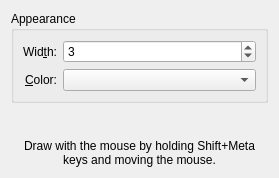
This is src/plugins/mousemark/mousemark_config.ui in KDE/kwin as Qt 5 draws it before an edit. The edited form follows.
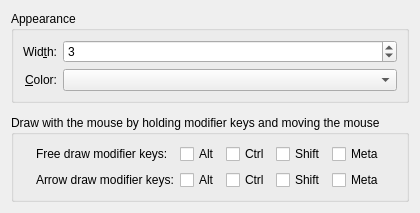
This is the edited form. Custom widgets are drawn as their Qt base class.

Commit message:
effects/mousemark: Add ability to configure modifiers buttons for drawing
Hard-coded modifiers Shift+Meta may interfere with some other actions.

FEATURE: 337043

What changed in the file:
```diff
--- a/src/plugins/mousemark/mousemark_config.ui
+++ b/src/plugins/mousemark/mousemark_config.ui
@@ -77,16 +77,149 @@
     </widget>
    </item>
    <item>
-    <widget class="QLabel" name="label_3">
-     <property name="text">
-      <string>Draw with the mouse by holding Shift+Meta keys and moving the mouse.</string>
+    <widget class="QGroupBox" name="groupBox2">
+     <property name="title">
+      <string>Draw with the mouse by holding modifier keys and moving the mouse</string>
      </property>
-     <property name="alignment">
-      <set>Qt::AlignCenter</set>
-     </property>
-     <property name="wordWrap">
-      <bool>true</bool>
-     </property>
+     <layout class="QHBoxLayout" name="hlayout">
+      <item>
+       <spacer name="horizontalSpacer">
+        <property name="orientation">
+         <enum>Qt::Horizontal</enum>
+        </property>
+        <property name="sizeHint" stdset="0">
+         <size>
+          <width>40</width>
+          <height>20</height>
+         </size>
+        </property>
+       </spacer>
+      </item>
+      <item>
+       <layout class="QFormLayout" name="formLayout">
+        <item row="0" column="0">
+         <widget class="QLabel" name="label_FreedrawModifierKeys">
+          <property name="text">
+           <string>Free draw modifier keys:</string>
+          </property>
+         </widget>
+        </item>
+        <item row="0" column="1">
+         <widget class="QWidget" name="widgetf" native="true">
+          <layout class="QHBoxLayout" name="horizontalLayoutf">
+           <property name="leftMargin">
+            <number>0</number>
+           </property>
+           <property name="topMargin">
+            <number>0</number>
+           </property>
+           <property name="rightMargin">
+            <number>0</number>
+           </property>
+           <property name="bottomMargin">
+            <number>0</number>
+           </property>
+           <item>
+            <widget class="QCheckBox" name="kcfg_Freedrawalt">
+             <property name="text">
+              <string>Alt</string>
+             </property>
+            </widget>
+           </item>
+           <item>
+            <widget class="QCheckBox" name="kcfg_Freedrawcontrol">
+             <property name="text">
+              <string>Ctrl</string>
+             </property>
+            </widget>
+           </item>
+           <item>
+            <widget class="QCheckBox" name="kcfg_Freedrawshift">
+             <property name="text">
+              <string>Shift</string>
+             </property>
+            </widget>
+           </item>
+           <item>
+            <widget class="QCheckBox" name="kcfg_Freedrawmeta">
+             <property name="text">
+              <string>Meta</string>
+             </property>
+            </widget>
+           </item>
+          </layout>
+         </widget>
+        </item>
+
+        <item row="1" column="0">
+         <widget class="QLabel" name="label_ArrowdrawModifierKeys">
+          <property name="text">
+           <string>Arrow draw modifier keys:</string>
+          </property>
+         </widget>
+        </item>
+        <item row="1" column="1">
+         <widget class="QWidget" name="widgeta" native="true">
+          <layout class="QHBoxLayout" name="horizontalLayouta">
+           <property name="leftMargin">
+            <number>0</number>
+           </property>
+           <property name="topMargin">
+            <number>0</number>
+           </property>
+           <property name="rightMargin">
+            <number>0</number>
+           </property>
+           <property name="bottomMargin">
+            <number>0</number>
+           </property>
+           <item>
+            <widget class="QCheckBox" name="kcfg_Arrowdrawalt">
+             <property name="text">
+              <string>Alt</string>
+             </property>
+            </widget>
+           </item>
+           <item>
+            <widget class="QCheckBox" name="kcfg_Arrowdrawcontrol">
+             <property name="text">
+              <string>Ctrl</string>
+             </property>
+            </widget>
+           </item>
+           <item>
+            <widget class="QCheckBox" name="kcfg_Arrowdrawshift">
+             <property name="text">
+              <string>Shift</string>
+             </property>
+            </widget>
+           </item>
+           <item>
+            <widget class="QCheckBox" name="kcfg_Arrowdrawmeta">
+             <property name="text">
+              <string>Meta</string>
+             </property>
+            </widget>
+           </item>
+          </layout>
+         </widget>
+        </item>
+       </layout>
+      </item>
+      <item>
+       <spacer name="horizontalSpacer_2">
+        <property name="orientation">
+         <enum>Qt::Horizontal</enum>
+        </property>
+        <property name="sizeHint" stdset="0">
+         <size>
+          <width>40</width>
+          <height>20</height>
+         </size>
+        </property>
+       </spacer>
+      </item>
+     </layout>
     </widget>
    </item>
   </layout>
```
The commit also changes 7 other files.
